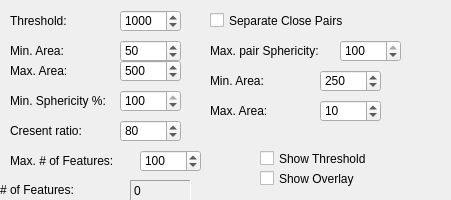
This is Modules/Janus-Particles/Janus-Particles.ui in Molecular-Nanophotonics/TrackerLab as Qt 5 draws it before an edit. The edited form follows.
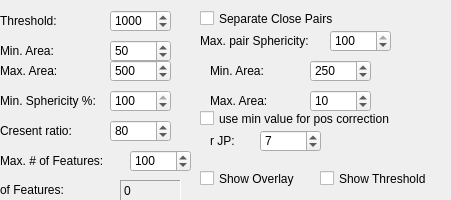
This is the edited form.

Commit message:
refinement of JP detection
a new option is available now to refine the position determination by also looking at the central dark spot that is present for not too small JPs

```diff
--- a/Modules/Janus-Particles/Janus-Particles.ui
+++ b/Modules/Janus-Particles/Janus-Particles.ui
@@ -16,7 +16,7 @@
   <widget class="QWidget" name="widget" native="true">
    <property name="geometry">
     <rect>
-     <x>0</x>
+     <x>-10</x>
      <y>0</y>
      <width>460</width>
      <height>200</height>
@@ -70,7 +70,7 @@
     <property name="geometry">
      <rect>
       <x>210</x>
-      <y>12</y>
+      <y>10</y>
       <width>201</width>
       <height>17</height>
      </rect>
@@ -234,7 +234,7 @@
    <widget class="QCheckBox" name="showOverlayCheckBox">
     <property name="geometry">
      <rect>
-      <x>260</x>
+      <x>210</x>
       <y>170</y>
       <width>151</width>
       <height>17</height>
@@ -289,7 +289,7 @@
     <property name="geometry">
      <rect>
       <x>320</x>
-      <y>100</y>
+      <y>90</y>
       <width>61</width>
       <height>22</height>
      </rect>
@@ -307,8 +307,8 @@
    <widget class="QLabel" name="minAreaLabel_2">
     <property name="geometry">
      <rect>
-      <x>210</x>
-      <y>70</y>
+      <x>220</x>
+      <y>60</y>
       <width>81</width>
       <height>21</height>
      </rect>
@@ -326,8 +326,8 @@
    <widget class="QLabel" name="maxAreaLabel_3">
     <property name="geometry">
      <rect>
-      <x>210</x>
-      <y>100</y>
+      <x>220</x>
+      <y>90</y>
       <width>81</width>
       <height>21</height>
      </rect>
@@ -346,7 +346,7 @@
     <property name="geometry">
      <rect>
       <x>320</x>
-      <y>70</y>
+      <y>60</y>
       <width>61</width>
       <height>22</height>
      </rect>
@@ -368,7 +368,7 @@
     <property name="geometry">
      <rect>
       <x>210</x>
-      <y>40</y>
+      <y>30</y>
       <width>121</width>
       <height>21</height>
      </rect>
@@ -387,7 +387,7 @@
     <property name="geometry">
      <rect>
       <x>340</x>
-      <y>40</y>
+      <y>30</y>
       <width>61</width>
       <height>22</height>
      </rect>
@@ -446,8 +446,8 @@
    <widget class="QCheckBox" name="showThresholdCheckBox">
     <property name="geometry">
      <rect>
-      <x>260</x>
-      <y>150</y>
+      <x>330</x>
+      <y>170</y>
       <width>151</width>
       <height>17</height>
      </rect>
@@ -456,6 +456,63 @@
      <string>Show Threshold</string>
     </property>
    </widget>
+   <widget class="QCheckBox" name="UseMinValueCheckBox">
+    <property name="geometry">
+     <rect>
+      <x>210</x>
+      <y>110</y>
+      <width>221</width>
+      <height>17</height>
+     </rect>
+    </property>
+    <property name="text">
+     <string>use min value for pos correction</string>
+    </property>
+   </widget>
+   <widget class="QSpinBox" name="RJPSpinBox">
+    <property name="geometry">
+     <rect>
+      <x>270</x>
+      <y>130</y>
+      <width>61</width>
+      <height>22</height>
+     </rect>
+    </property>
+    <property name="keyboardTracking">
+     <bool>false</bool>
+    </property>
+    <property name="minimum">
+     <number>1</number>
+    </property>
+    <property name="maximum">
+     <number>100000</number>
+    </property>
+    <property name="singleStep">
+     <number>1</number>
+    </property>
+    <property name="value">
+     <number>7</number>
+    </property>
+   </widget>
+   <widget class="QLabel" name="maxAreaLabel_4">
+    <property name="geometry">
+     <rect>
+      <x>220</x>
+      <y>130</y>
+      <width>81</width>
+      <height>21</height>
+     </rect>
+    </property>
+    <property name="layoutDirection">
+     <enum>Qt::LeftToRight</enum>
+    </property>
+    <property name="text">
+     <string>r JP:</string>
+    </property>
+    <property name="alignment">
+     <set>Qt::AlignLeading|Qt::AlignLeft|Qt::AlignVCenter</set>
+    </property>
+   </widget>
   </widget>
  </widget>
  <resources/>
```
The commit also changes 1 other file.
